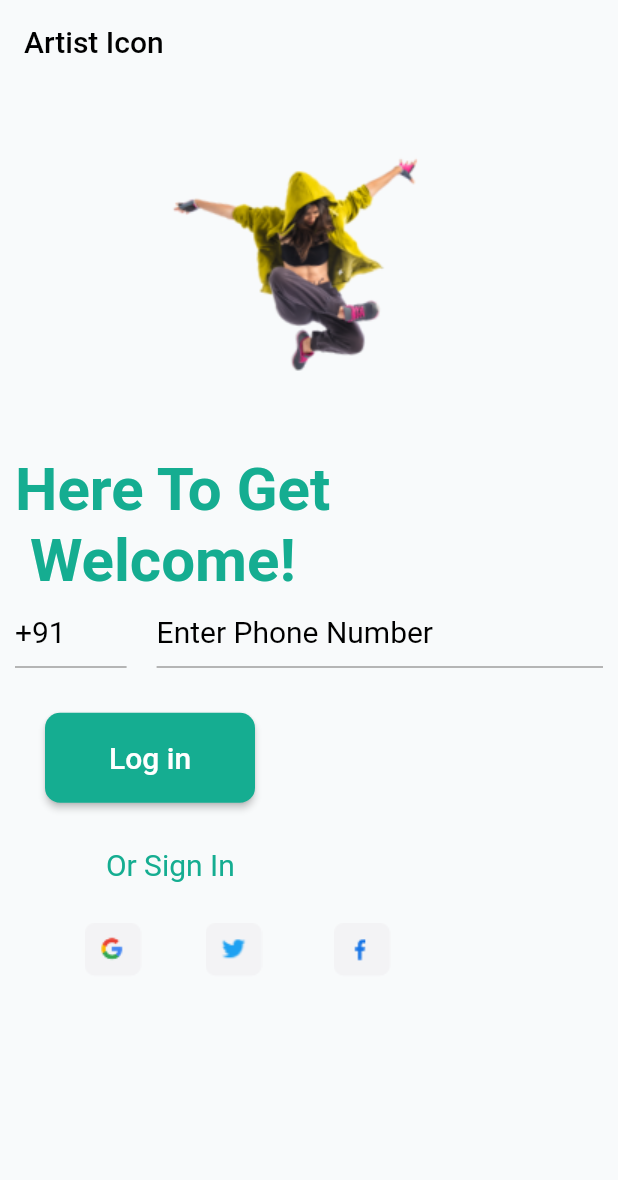
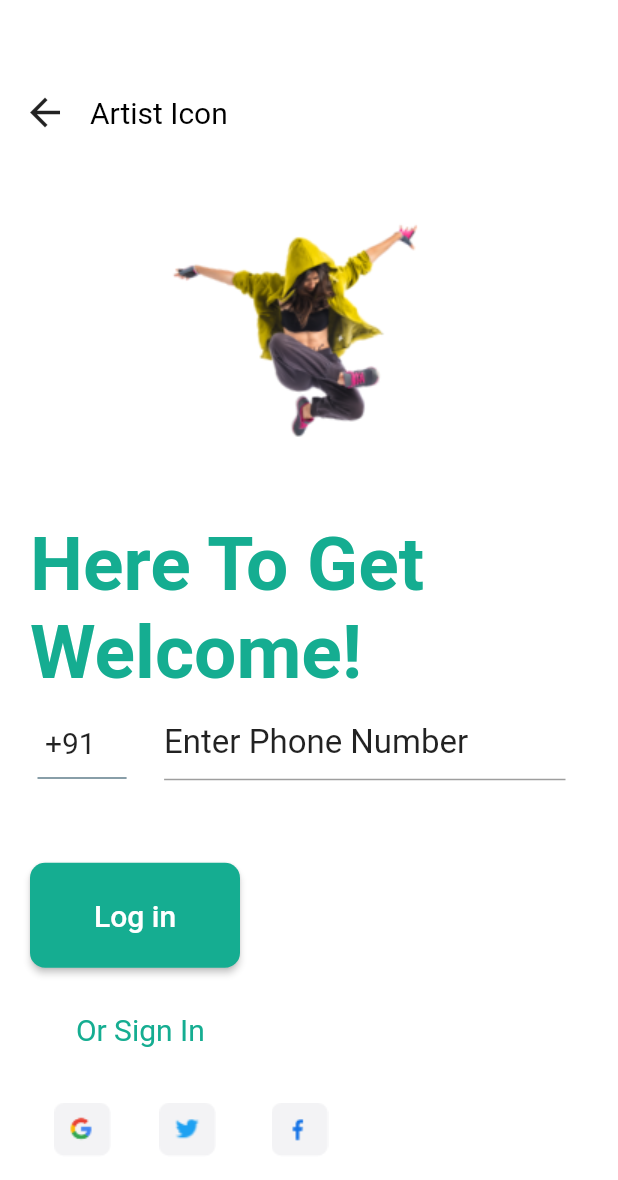
Before and after one commit to neelmani123/ArtistApp, a Flutter app: the screen it shows after launch, on a phone screen of 412 x 824 dp. Shown: the top 1180 px of the screen. Run offline on Flutter 3.47's test engine with Material 2 defaults, Android fonts, the phone set to English and light mode, and no system bars; our stand-ins replace better_player, cached_network_image, dio, file_picker, flutter_swiper, fluttertoast and 10 more.

Commit message:
home screen design

```diff
--- a/lib/screens/LoginWithMobile/LoginMobile.dart
+++ b/lib/screens/LoginWithMobile/LoginMobile.dart
@@ -74,69 +74,85 @@ class LoginMobileState extends State<LoginMobile>{
   @override
   Widget build(BuildContext context) {
     return Scaffold(
-      appBar: AppBar(
+      backgroundColor: Colors.white,
+     /* appBar: AppBar(
+        leading: Icon(Icons.arrow_back),
         elevation: 0,
         //backgroundColor: Color(blueGreyColor),
         title: Text('Artist Icon',style: TextStyle(color: Colors.black,fontSize: 20),),
 
-      ),
+      ),*/
       body:
       SingleChildScrollView(
         child: Column(
           children: [
+            SizedBox(height: 50,),
+            Padding(
+              padding: const EdgeInsets.symmetric(horizontal: 15,vertical: 10),
+              child: Row(
+                children: [
+                  Icon(Icons.arrow_back,size: 30,),
+                  Padding(
+                    padding: const EdgeInsets.only(left: 15),
+                    child: Text("Artist Icon",style: TextStyle(color: Colors.black,fontSize: 20),),
+                  )
+                ],
+              ),
+            ),
             Container(
               width: MediaQuery.of(context).size.width,
               height: MediaQuery.of(context).size.height * 0.30,
-              child:   Image.asset('images/dancer.png'),
+              child:   Image.asset('images/dancer.png',),
             ),
             Container(
+              padding: EdgeInsets.symmetric(horizontal: 20),
               width: MediaQuery.of(context).size.width,
               // height: MediaQuery.of(context).size.height * 0.30,
-              child: Padding(
-                padding: const EdgeInsets.only(left: 10),
-                child: Text('Here To Get\n Welcome!',style: TextStyle(color: Color(fountColor),fontSize: 40,fontWeight: FontWeight.bold),),
-              ),
+              child: Text('Here To Get\nWelcome!',style: TextStyle(color: Color(fountColor),fontSize: 50,fontWeight: FontWeight.bold),),
             ),
             Container(
-              margin: EdgeInsets.symmetric(horizontal: 10),
+              margin: EdgeInsets.symmetric(horizontal: 25,vertical: 5),
               child: Row(
                 children: [
                   Expanded(
                     flex: 1,
                     child: Container(
+                      padding: EdgeInsets.only(right: 10),
                       child: TextField(
                           showCursor: false,
                           readOnly: true,
                           decoration: InputDecoration(
-                            hintText: "+91",
-                            hintStyle: TextStyle(fontSize: 20.0, color: Colors.black),
+                            hintText: " +91",
+                            hintStyle: TextStyle(fontSize: 20.0, color: Colors.black87),
                             enabledBorder: UnderlineInputBorder(
-                              borderSide: BorderSide(color: Colors.grey),
+                              borderSide: BorderSide(color: Colors.blueGrey),
                             ),
                             focusedBorder: UnderlineInputBorder(
-                              borderSide: BorderSide(color: Colors.black),
+                              borderSide: BorderSide(color: Colors.blueGrey),
                             ),
                             border: UnderlineInputBorder(
-                              borderSide: BorderSide(color: Colors.black),
+                              borderSide: BorderSide(color: Colors.blueGrey),
                             ),
                           )
                       ),
                     ),
                   ),
-                  SizedBox(width: 20,),
+                  SizedBox(width: 15,),
                   Expanded(
                     flex: 4,
-                    child: Container(child:
+                    child: Container(
+                      padding: EdgeInsets.only(right: 10),
+                      child:
                     TextField(keyboardType: TextInputType.number,
                         controller: mobile_number,
                         inputFormatters: [
                           WhitelistingTextInputFormatter.digitsOnly,
                           LengthLimitingTextInputFormatter(10),
                         ],
-                        style: TextStyle(fontSize: 20.0, color: Colors.black),
+                        style: TextStyle(fontSize: 20.0, color: Colors.black87),
                         decoration: InputDecoration(
                           hintText: "Enter Phone Number",
-                          hintStyle: TextStyle(fontSize: 20.0, color: Colors.black),
+                          hintStyle: TextStyle(fontSize: 22.0, color: Colors.black87),
                           enabledBorder: UnderlineInputBorder(
                             borderSide: BorderSide(color: Colors.grey),
                           ),
@@ -158,9 +174,11 @@ class LoginMobileState extends State<LoginMobile>{
               children: [
                 Container(
                   //margin: const EdgeInsets.only(left: 0.0, right: 180.0),
-                  height: 60,
-                  width: 140,
-                  margin: EdgeInsets.all(30),
+                  padding: EdgeInsets.only(left: 20),
+                  margin: EdgeInsets.only(top: 50),
+                  height: 70,
+                  width: 160,
+                  //margin: EdgeInsets.all(40),
                   child: RaisedButton(
                     shape: RoundedRectangleBorder(
                       borderRadius: BorderRadius.circular(10.10),),
@@ -180,13 +198,14 @@ class LoginMobileState extends State<LoginMobile>{
                 ),
               ],
             ),
-            Container( margin: const EdgeInsets.only(left: 0.0, right: 180.0),
+            Container(
+              margin: const EdgeInsets.only(left: 0.0, right: 220.0,top: 30),
               child: Text('Or Sign In ',style: TextStyle(color: Color(fountColor),fontSize: 20),),
             ),
             Padding(
-              padding: const EdgeInsets.all(20.0),
+              padding: const EdgeInsets.only(left:30.0,top: 30),
               child: Row(
-                mainAxisAlignment: MainAxisAlignment.spaceEvenly,
+                mainAxisAlignment: MainAxisAlignment.start,
                 children: [
                   Container(
                     margin: const EdgeInsets.only(left: 0.0, right: 0.0),
@@ -196,13 +215,13 @@ class LoginMobileState extends State<LoginMobile>{
                     child:
                     Image.asset('images/google.png'),),
                   Container(
-                    margin: const EdgeInsets.only(left: 0.0, right: 10.0),
+                    margin: const EdgeInsets.only(left: 20.0, right: 10.0),
                     height: 50,
                     width: 50,
                     // color: Colors.black12,
                     child:
                     Image.asset('images/twitter.png'),),
-                  Container(margin: const EdgeInsets.only(left: 0.0,right: 100.0),
+                  Container(margin: const EdgeInsets.only(left: 20.0,right: 100.0),
                     height: 40,
                     width: 40,
                     //color: Colors.black12,
--- a/lib/screens/feed/GetAllFeed.dart
+++ b/lib/screens/feed/GetAllFeed.dart
@@ -180,7 +180,7 @@ class _AddFeedState extends State<AddFeed> {
                onTap: (){
                  Navigator.push(context, MaterialPageRoute(builder: (context)=>PhotoView1(image:data[index].file_url,)));
                },
-               child: _isLoading==null?Container(
+               child:data[index].media_type==1?Container(
                  width: MediaQuery.of(context).size.width,
                  height: 250,
                  decoration: new BoxDecoration(
--- a/lib/screens/feed/SharePost.dart
+++ b/lib/screens/feed/SharePost.dart
@@ -42,7 +42,6 @@ class _SharePostState extends State<SharePost> {
       print("Pic Name:${File(_imageFiler.path)}");
     });
   }
-
   Future _uploadImage()async
   {
     _isLoading=true;
```
Also changed, not shown: lib/model/loginOTP/OTPScreen.dart (+9 -10 lines), lib/screens/home_page/Home.dart (+17 -7 lines), lib/screens/home_page/screen/JobCategories.dart (+13 -5 lines), lib/screens/home_page/screen/JobViewAllScreen.dart (+18 -8 lines), lib/screens/home_page/screen/RecentSearchViewallScreen.dart (+24 -14 lines), lib/screens/home_page/screen/RecommendedJobViewAllScreen.dart (+22 -14 lines), lib/screens/home_page/screen/RecommendedScreen.dart (+13 -3 lines), lib/screens/register/RegisterScreen.dart (+34 -15 lines).
